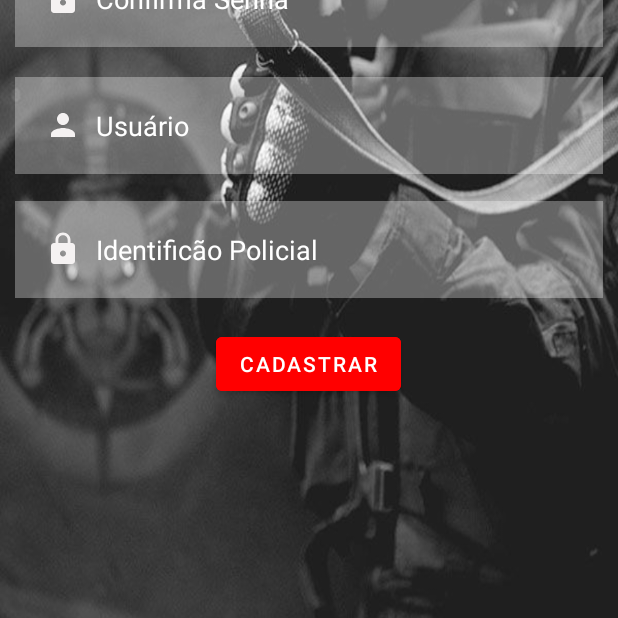
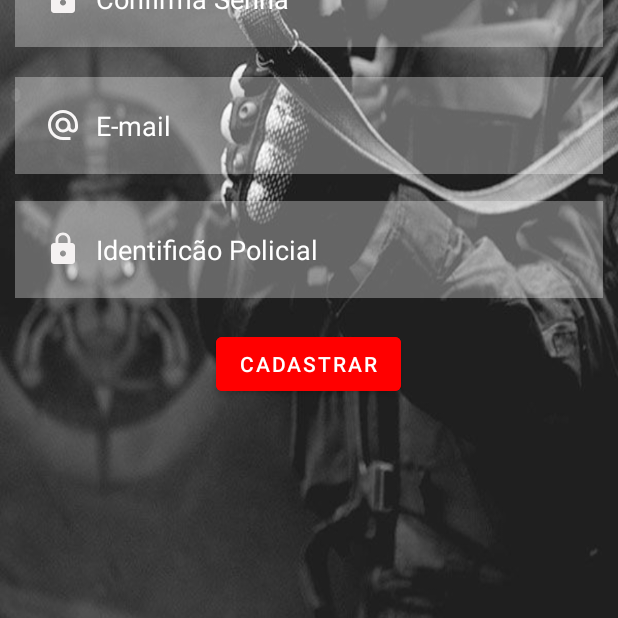
Before and after one commit to Dstyneon/Presidio-Verdadeiro-android, an Android app: the Cadastrofunc screen opened directly, with no data from a screen before it, on a phone screen of 412 x 824 dp, the part 521-1139 px from its top. Run offline under Robolectric (Android 15) with nearby library versions, the phone set to English and light mode, and no system bars.

Commit message:
primeira versão com cadastro e mainlogin
(cherry picked from commit 9540ac61b7c8865b050d6392d09d9297d5224d63)

```diff
--- /dev/null
+++ b/app/src/main/res/drawable/ic_baseline_alternate_email_24.xml
@@ -0,0 +1,5 @@
+<vector android:height="24dp" android:tint="#F8F6F6"
+    android:viewportHeight="24" android:viewportWidth="24"
+    android:width="24dp" xmlns:android="http://schemas.android.com/apk/res/android">
+    <path android:fillColor="@android:color/white" android:pathData="M12,2C6.48,2 2,6.48 2,12s4.48,10 10,10h5v-2h-5c-4.34,0 -8,-3.66 -8,-8s3.66,-8 8,-8 8,3.66 8,8v1.43c0,0.79 -0.71,1.57 -1.5,1.57s-1.5,-0.78 -1.5,-1.57L17,12c0,-2.76 -2.24,-5 -5,-5s-5,2.24 -5,5 2.24,5 5,5c1.38,0 2.64,-0.56 3.54,-1.47 0.65,0.89 1.77,1.47 2.96,1.47 1.97,0 3.5,-1.6 3.5,-3.57L22,12c0,-5.52 -4.48,-10 -10,-10zM12,15c-1.66,0 -3,-1.34 -3,-3s1.34,-3 3,-3 3,1.34 3,3 -1.34,3 -3,3z"/>
+</vector>
--- a/app/src/main/res/layout/activity_cadastrofunc.xml
+++ b/app/src/main/res/layout/activity_cadastrofunc.xml
@@ -87,9 +87,9 @@
         android:layout_marginEnd="10dp"
         android:layout_marginBottom="10dp"
         android:background="#50ffffff"
-        android:drawableLeft="@drawable/ic_baseline_person_24"
+        android:drawableLeft="@drawable/ic_baseline_alternate_email_24"
         android:drawablePadding="10dp"
-        android:hint="Usuário"
+        android:hint="E-mail"
         android:padding="20dp"
         android:textColor="@color/white"
         android:textColorHint="@color/white" />
```
